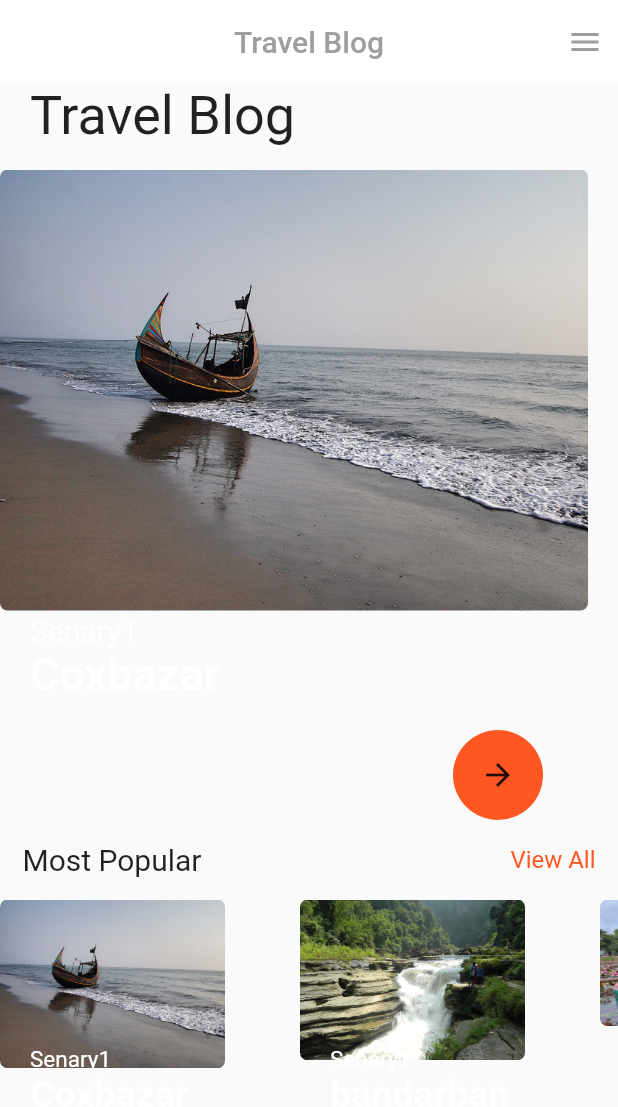
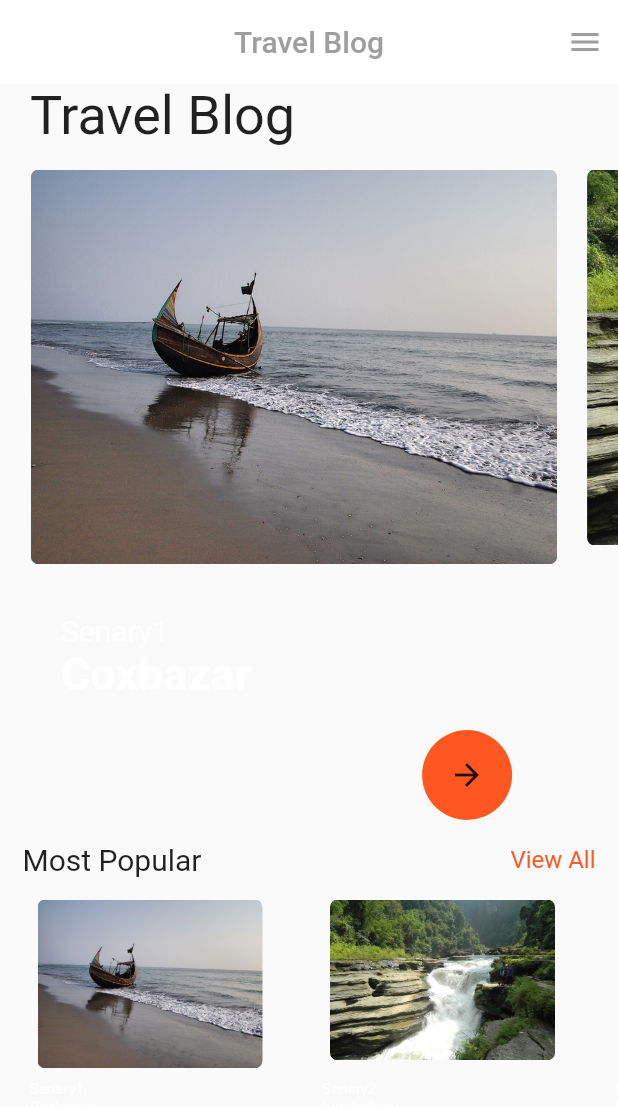
Before and after one commit to muahasnat/travel_blog, a Flutter app: the screen it shows after launch, on a phone screen of 412 x 824 dp. Shown: the top 1107 px of the screen. Run offline on Flutter 3.47's test engine with Material 2 defaults, Android fonts, the light colour scheme and no system bars.

Commit message:
add something

```diff
--- a/lib/widgets/most_popular.dart
+++ b/lib/widgets/most_popular.dart
@@ -3,21 +3,27 @@ import 'package:flutter/material.dart';
 
 class MostPopular extends StatelessWidget {
   final _lists = Travel.mostPopular();
+  final _pgctrl = PageController(viewportFraction: 0.9);
 
   @override
   Widget build(BuildContext context) {
     return ListView.separated(
+      controller: _pgctrl,
+      physics: BouncingScrollPhysics(),
       scrollDirection: Axis.horizontal,
       itemBuilder: (context, index) {
         var travel = _lists[index];
         return Stack(
           children: [
-            ClipRRect(
+            Padding(
+              padding: const EdgeInsets.only(left: 25),
+              child: ClipRRect(
                 borderRadius: BorderRadius.circular(5),
                 child: Image.asset(
                   travel.url,
                   fit: BoxFit.cover,
                   width: 150,
+                ),
               ),
             ),
             Positioned(
@@ -28,14 +34,15 @@ class MostPopular extends StatelessWidget {
                 children: [
                   Text(
                     travel.name,
-                    style: TextStyle(fontSize: 15, color: Colors.white),
+                    style: TextStyle(fontSize: 10, color: Colors.white),
                   ),
                   Text(
                     travel.location,
                     style: TextStyle(
-                        fontSize: 25,
+                      fontSize: 10,
                       color: Colors.white,
-                        fontWeight: FontWeight.bold),
+                      //fontWeight: FontWeight.bold
+                    ),
                   )
                 ],
               ),
@@ -44,7 +51,7 @@ class MostPopular extends StatelessWidget {
         );
       },
       separatorBuilder: (_, index) => SizedBox(
-        width: 50,
+        width: 20,
       ),
       itemCount: _lists.length,
     );
--- a/lib/widgets/travel_blog.dart
+++ b/lib/widgets/travel_blog.dart
@@ -3,7 +3,7 @@ import 'package:flutter/material.dart';
 
 class TravelBlog extends StatelessWidget {
   final _list = Travel.genarateTravelBlog();
-  final _pgCtrl = PageController(viewportFraction: 1);
+  final _pgCtrl = PageController(viewportFraction: 0.9);
 
   @override
   Widget build(BuildContext context) {
```
Lines whose indentation alone changed are shown as unchanged.
